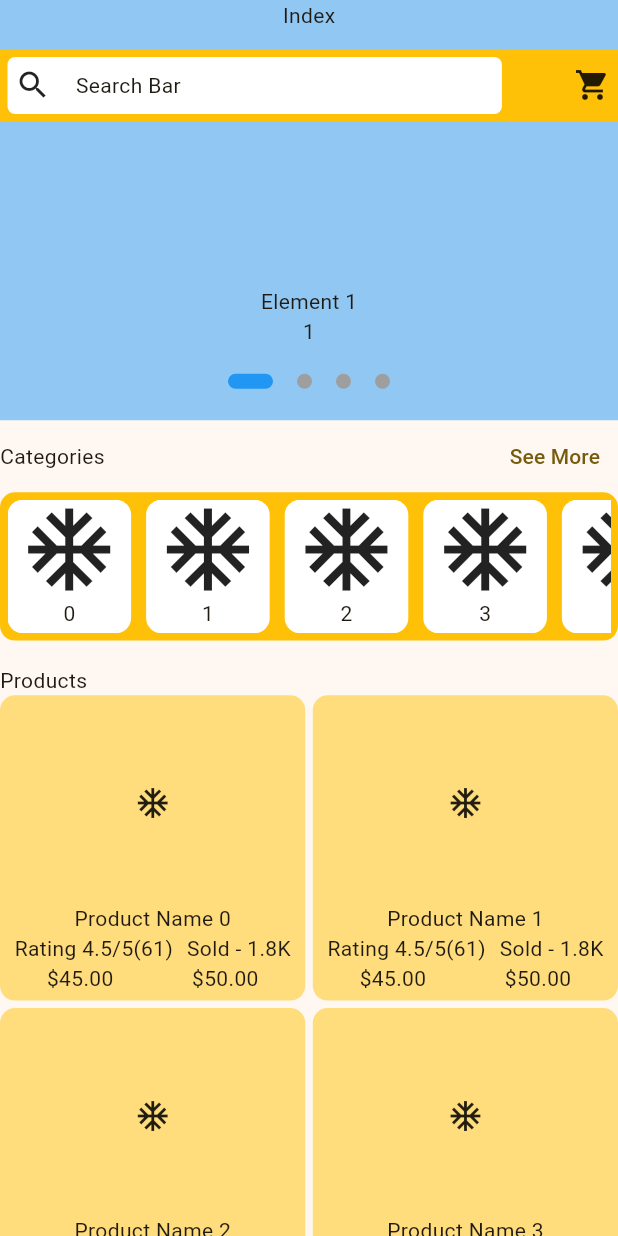
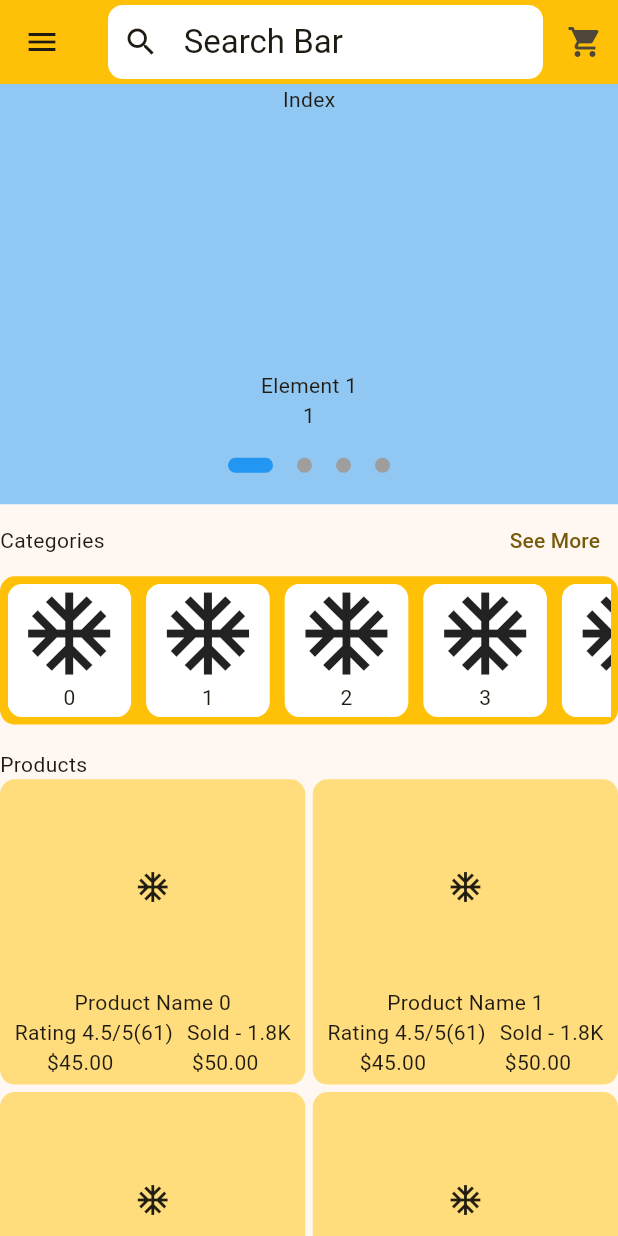
Before and after one commit to fazlerabbishuvobd/ecommerce_app, a Flutter app: the screen it shows after launch, on a phone screen of 412 x 824 dp. Run offline on Flutter 3.47's test engine with Material 2 defaults, Android fonts, the phone set to English and light mode, and no system bars; drawn by our look-alikes of carousel_slider; our stand-ins replace get.

```diff
--- a/lib/main.dart
+++ b/lib/main.dart
@@ -20,6 +20,7 @@ class MyApp extends StatelessWidget {
         useMaterial3: true,
       ),
       home: const HomePage(),
+      //home: const ProductDetailsPage(),
     );
   }
 }
--- a/lib/view/screens/home_page/home_page.dart
+++ b/lib/view/screens/home_page/home_page.dart
@@ -1,5 +1,6 @@
 import 'package:carousel_slider/carousel_slider.dart';
 import 'package:ecommerce_app/view/screens/add_to_cart_page/add_to_cart_page.dart';
+import 'package:ecommerce_app/view/screens/product_details_page.dart';
 import 'package:flutter/material.dart';
 import 'package:get/get.dart';
 
@@ -23,6 +24,23 @@ class _HomePageState extends State<HomePage> {
     return RefreshIndicator(
      onRefresh: refresh,
       child: Scaffold(
+        appBar: AppBar(
+          leading: const Icon(Icons.menu),
+          backgroundColor: Colors.amber,
+          title: const SearchBarWidgets(),
+          actions: [
+            Padding(
+              padding: const EdgeInsets.only(right: 10),
+              child: GestureDetector(
+                  onTap: (){
+                    debugPrint("Add to Cart");
+                    Get.to(()=> const AddToCartPage());
+                  },
+                  child: const Icon(Icons.shopping_cart)
+              ),
+            ),
+          ],
+        ),
         body: SingleChildScrollView(
           child: Column(
             crossAxisAlignment: CrossAxisAlignment.start,
@@ -31,12 +49,7 @@ class _HomePageState extends State<HomePage> {
               /// Slider and Search Bar
               SizedBox(
                 height: Get.height*0.34,
-                child: const Stack(
-                  children: [
-                    BannerSliderWidgets(),
-                    SearchBarWidgets(),
-                  ],
-                ),
+                child: const BannerSliderWidgets(),
               ),
 
               Row(
@@ -171,6 +184,7 @@ class ProductGridViewWidgets extends StatelessWidget {
           return GestureDetector(
             onTap: (){
               debugPrint("$index");
+              Get.to(()=> const ProductDetailsPage());
             },
             child: Container(
               padding: const EdgeInsets.all(5),
@@ -291,28 +305,16 @@ class SearchBarWidgets extends StatelessWidget {
 
   @override
   Widget build(BuildContext context) {
-    return Positioned(
-      top: Get.height * 0.04,
-      child: Container(
-        padding: const EdgeInsets.all(5),
-        alignment: Alignment.center,
-        width: Get.width,
-        height: 48,
-        color: Colors.amber,
-        child: Row(
-          mainAxisAlignment: MainAxisAlignment.spaceBetween,
-          children: [
-
-            GestureDetector(
+    return GestureDetector(
       onTap: () {
         debugPrint("Search Page");
       },
       child: Container(
         alignment: Alignment.center,
-                padding: const EdgeInsets.all(5),
-                height: 48,
+        padding: const EdgeInsets.symmetric(horizontal: 10),
+        height: Get.height*0.06,
         decoration: BoxDecoration(
-                  borderRadius: BorderRadius.circular(5),
+          borderRadius: BorderRadius.circular(10),
           color: Colors.white,
         ),
         width: Get.width * 0.8,
@@ -324,18 +326,6 @@ class SearchBarWidgets extends StatelessWidget {
           ],
         ),
       ),
-            ),
-
-            GestureDetector(
-              onTap: (){
-                debugPrint("Add to Cart");
-                Get.to(()=> const AddToCartPage());
-              },
-                child: const Icon(Icons.shopping_cart)
-            ),
-          ],
-        ),
-      ),
     );
   }
 }
--- a/pubspec.yaml
+++ b/pubspec.yaml
@@ -68,7 +68,7 @@ flutter:
   assets:
       - assets/images/
       - assets/icons/
-      - assets/images/paymentIcon/
+      - assets/icons/paymentIcon/
 
   # An image asset can refer to one or more resolution-specific "variants", see
   # https://flutter.dev/assets-and-images/#resolution-aware
```
Also changed, not shown: lib/resources/assets/app_icon/app_icons.dart (+10 -0 lines), lib/resources/assets/app_images/app_images.dart (+1 -8 lines), lib/view/screens/add_to_cart_page/chekout_page/payment_page.dart (+10 -9 lines), lib/view/screens/product_details_page.dart (+200 -0 lines), assets/icons/paymentIcon/apple_pay.png (renamed from assets/images/paymentIcon/apple_pay.png), assets/icons/paymentIcon/bkash.png (renamed from assets/images/paymentIcon/bkash.png), assets/icons/paymentIcon/card.png (renamed from assets/images/paymentIcon/card.png), assets/icons/paymentIcon/cod.png (renamed from assets/images/paymentIcon/cod.png), assets/icons/paymentIcon/gpay.png (renamed from assets/images/paymentIcon/gpay.png), assets/icons/paymentIcon/nagad.png (renamed from assets/images/paymentIcon/nagad.png), assets/icons/paymentIcon/rocket.png (renamed from assets/images/paymentIcon/rocket.png), assets/icons/paymentIcon/stripe.png (renamed from assets/images/paymentIcon/stripe.png). Lines whose indentation alone changed are shown as unchanged.
